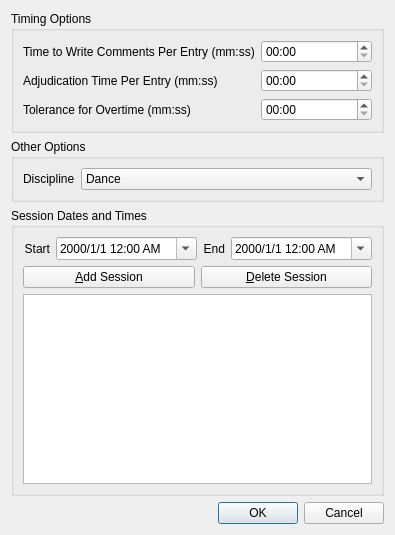
Qt form Forms/ui_scheduleOptionsDialog.ui (diana134/afs) before a commit.
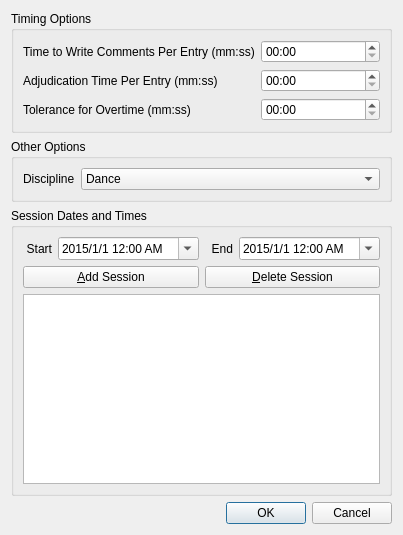
The same form after that commit.

Commit message: Session datetimeedits in schedule option dialog default to current year.

```diff
--- a/Forms/ui_scheduleOptionsDialog.ui
+++ b/Forms/ui_scheduleOptionsDialog.ui
@@ -6,7 +6,7 @@
    <rect>
     <x>0</x>
     <y>0</y>
-    <width>390</width>
+    <width>403</width>
     <height>535</height>
    </rect>
   </property>
@@ -155,6 +155,13 @@
         </item>
         <item>
          <widget class="QDateTimeEdit" name="sessionStartDateTimeEdit">
+          <property name="date">
+           <date>
+            <year>2015</year>
+            <month>1</month>
+            <day>1</day>
+           </date>
+          </property>
           <property name="displayFormat">
            <string>yyyy/M/d h:mm AP</string>
           </property>
@@ -175,6 +182,13 @@
         </item>
         <item>
          <widget class="QDateTimeEdit" name="sessionEndDateTimeEdit">
+          <property name="date">
+           <date>
+            <year>2015</year>
+            <month>1</month>
+            <day>1</day>
+           </date>
+          </property>
           <property name="displayFormat">
            <string>yyyy/M/d h:mm AP</string>
           </property>
```
The commit also changes 2 other files.
